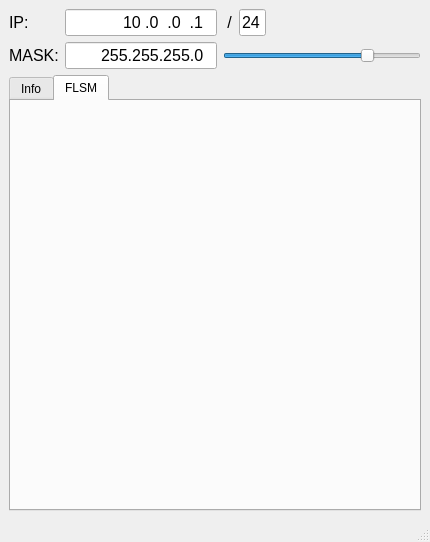
Before: the Qt Designer form mainwindow.ui in evertonerik/IPKalc, drawn with Qt 5.
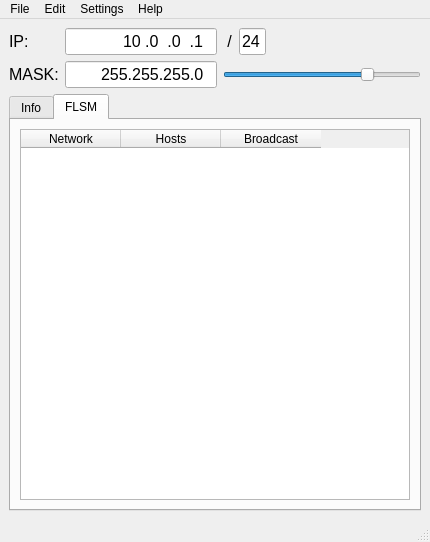
After: the same form once the commit is applied. The open tabs and pages were chosen to show the change.

Commit message: Add Binary, Octal and Hexadecimal options

What changed in the file:
```diff
--- a/mainwindow.ui
+++ b/mainwindow.ui
@@ -110,6 +110,9 @@
             <pointsize>12</pointsize>
            </font>
           </property>
+          <property name="inputMask">
+           <string>00</string>
+          </property>
           <property name="text">
            <string>24</string>
           </property>
@@ -380,6 +383,27 @@
        <attribute name="title">
         <string>FLSM</string>
        </attribute>
+       <layout class="QVBoxLayout" name="verticalLayout_3">
+        <item>
+         <widget class="QTableWidget" name="tableWidget_FLSM">
+          <column>
+           <property name="text">
+            <string>Network</string>
+           </property>
+          </column>
+          <column>
+           <property name="text">
+            <string>Hosts</string>
+           </property>
+          </column>
+          <column>
+           <property name="text">
+            <string>Broadcast</string>
+           </property>
+          </column>
+         </widget>
+        </item>
+       </layout>
       </widget>
      </widget>
     </item>
@@ -394,6 +418,35 @@
      <height>21</height>
     </rect>
    </property>
+   <widget class="QMenu" name="menuFile">
+    <property name="title">
+     <string>File</string>
+    </property>
+   </widget>
+   <widget class="QMenu" name="menuEdit">
+    <property name="title">
+     <string>Edit</string>
+    </property>
+   </widget>
+   <widget class="QMenu" name="menuSettings">
+    <property name="title">
+     <string>Settings</string>
+    </property>
+    <addaction name="actionBinary"/>
+    <addaction name="actionOctal"/>
+    <addaction name="actionDecimal"/>
+    <addaction name="actionHexadecimal"/>
+   </widget>
+   <widget class="QMenu" name="menuHelp">
+    <property name="title">
+     <string>Help</string>
+    </property>
+    <addaction name="actionAbout"/>
+   </widget>
+   <addaction name="menuFile"/>
+   <addaction name="menuEdit"/>
+   <addaction name="menuSettings"/>
+   <addaction name="menuHelp"/>
   </widget>
   <widget class="QStatusBar" name="statusbar"/>
  </widget>
```
Left out of the diff: 46 changed lines with no effect on the pictures. The commit also changes 2 other files.
